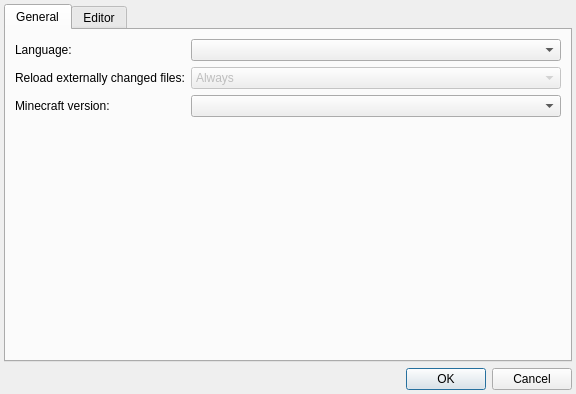
First picture: the form in src/settingsdialog.ui, repository IoeCmcomc/MCDatapacker, before the edit.
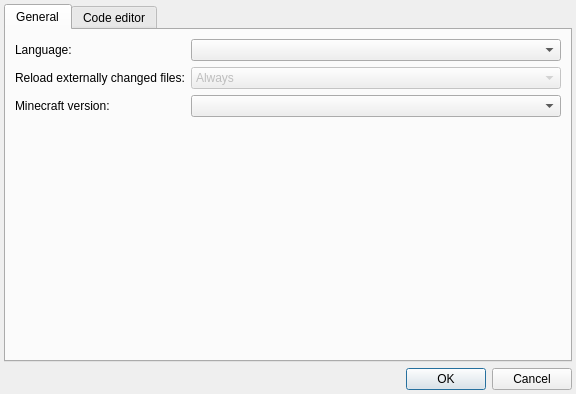
Second picture: the form after the edit.

Commit message: [UI] Make the image viewer's background move over time

```diff
--- a/src/settingsdialog.ui
+++ b/src/settingsdialog.ui
@@ -99,7 +99,7 @@
      </widget>
      <widget class="QWidget" name="editorTab">
       <attribute name="title">
-       <string>Editor</string>
+       <string>Code editor</string>
       </attribute>
       <layout class="QFormLayout" name="formLayout">
        <item row="0" column="0">
```
Left out of the diff: 2 changed lines with no effect on the pictures. The commit also changes 2 other files.
